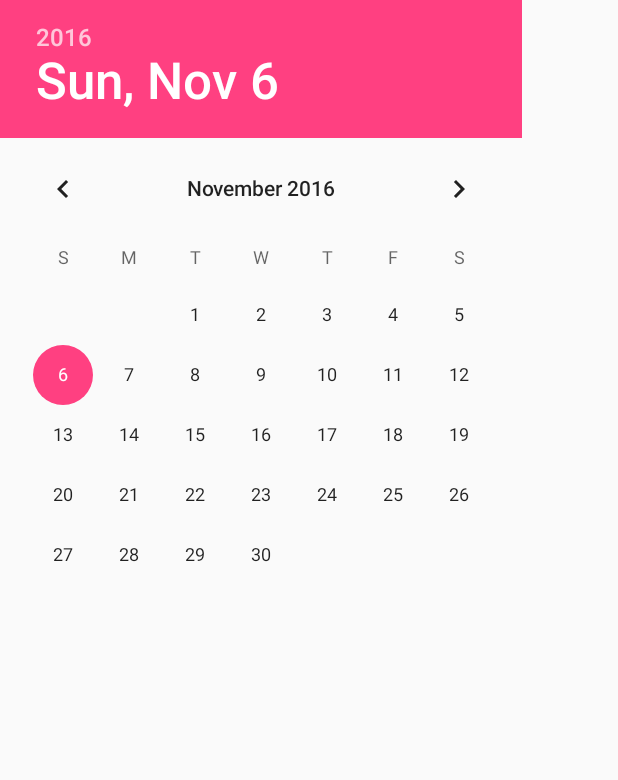
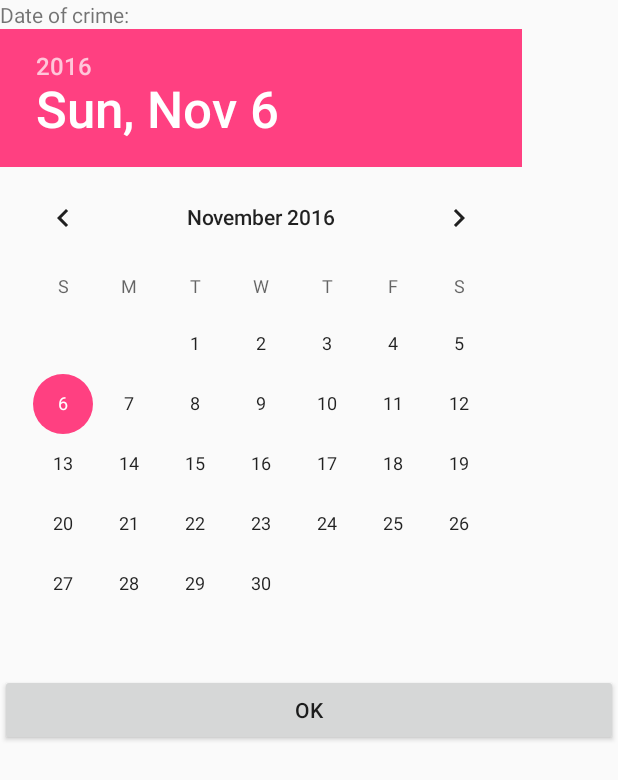
Before and after one commit to RomanArtemenko/CriminalIntent, an Android app: the layout dialog_date.xml on its own in the app's theme, with its tools: preview values and no code run, on a phone screen of 412 x 824 dp. Shown: the top 780 px of the screen. Run offline under Robolectric (Android 15) with nearby library versions, the phone set to English and light mode, and no system bars.

Commit message:
updated view of DatePicker dialog

```diff
--- a/app/src/main/java/com/batman/android/criminalintent/DatePickerFragment.java
+++ b/app/src/main/java/com/batman/android/criminalintent/DatePickerFragment.java
@@ -9,7 +9,10 @@ import android.support.v4.app.DialogFragment;
 import android.support.v7.app.AlertDialog;
 import android.view.LayoutInflater;
 import android.view.View;
+import android.view.ViewGroup;
+import android.widget.Button;
 import android.widget.DatePicker;
+import android.widget.TextView;
 
 import java.util.Calendar;
 import java.util.Date;
@@ -25,6 +28,8 @@ public class DatePickerFragment extends DialogFragment {
     private static final String ARG_DATE = "date";
 
     private DatePicker mDatePicker;
+    private TextView mTitleTextView;
+    private Button mOkButton;
 
     public static DatePickerFragment newInstance(Date date) {
         Bundle args = new Bundle();
@@ -34,7 +39,7 @@ public class DatePickerFragment extends DialogFragment {
         fragment.setArguments(args);
         return fragment;
     }
-
+/*
     @Override
     public Dialog onCreateDialog(Bundle savedInstanceState) {
         Date date = (Date) getArguments().getSerializable(ARG_DATE);
@@ -66,7 +71,7 @@ public class DatePickerFragment extends DialogFragment {
                 })
                 .create();
     }
-
+*/
     private void sendResult(int resultCode, Date date) {
         if (getTargetFragment() == null) {
             return;
@@ -77,4 +82,17 @@ public class DatePickerFragment extends DialogFragment {
 
         getTargetFragment().onActivityResult(getTargetRequestCode(), resultCode, intent);
     }
+
+    @Override
+    public View onCreateView(LayoutInflater inflater, ViewGroup container, Bundle savedInstanceState) {
+        View v = inflater.inflate(R.layout.dialog_date, container, false);
+
+        mTitleTextView = (TextView) v.findViewById(R.id.dialog_date_title);
+
+        mDatePicker = (DatePicker) v.findViewById(R.id.dialog_date_date_picker);
+
+        mOkButton = (Button) v.findViewById(R.id.dialog_date_button_ok);
+
+        return v;
+    }
 }
--- a/app/src/main/res/layout/dialog_date.xml
+++ b/app/src/main/res/layout/dialog_date.xml
@@ -1,7 +1,27 @@
 <?xml version="1.0" encoding="utf-8"?>
-<DatePicker xmlns:android="http://schemas.android.com/apk/res/android"
-            android:id="@+id/dialog_date_date_picker"
-            android:layout_width="wrap_content"
-            android:layout_height="wrap_content"
-            android:calendarViewShown="false">
-</DatePicker>
+<LinearLayout xmlns:android="http://schemas.android.com/apk/res/android"
+              android:orientation="vertical"
+              android:layout_width="match_parent"
+              android:layout_height="wrap_content">
+
+    <TextView
+        android:layout_width="match_parent"
+        android:layout_height="wrap_content"
+        android:text="@string/date_picker_title"
+        android:id="@+id/dialog_date_title"/>
+
+    <DatePicker xmlns:android="http://schemas.android.com/apk/res/android"
+                android:id="@+id/dialog_date_date_picker"
+                android:layout_width="match_parent"
+                android:layout_height="wrap_content"
+                android:calendarViewShown="false">
+    </DatePicker>
+
+    <Button
+        style="?android:attr/buttonStyleSmall"
+        android:layout_width="match_parent"
+        android:layout_height="wrap_content"
+        android:text="@string/dialog_date_button_ok"
+        android:id="@+id/dialog_date_button_ok"/>
+
+</LinearLayout>
--- a/app/src/main/res/values/strings.xml
+++ b/app/src/main/res/values/strings.xml
@@ -5,4 +5,5 @@
     <string name="crime_details_label">Details</string>
     <string name="crime_solved_label">Solved?</string>
     <string name="date_picker_title">Date of crime:</string>
+    <string name="dialog_date_button_ok">Ok</string>
 </resources>
```
